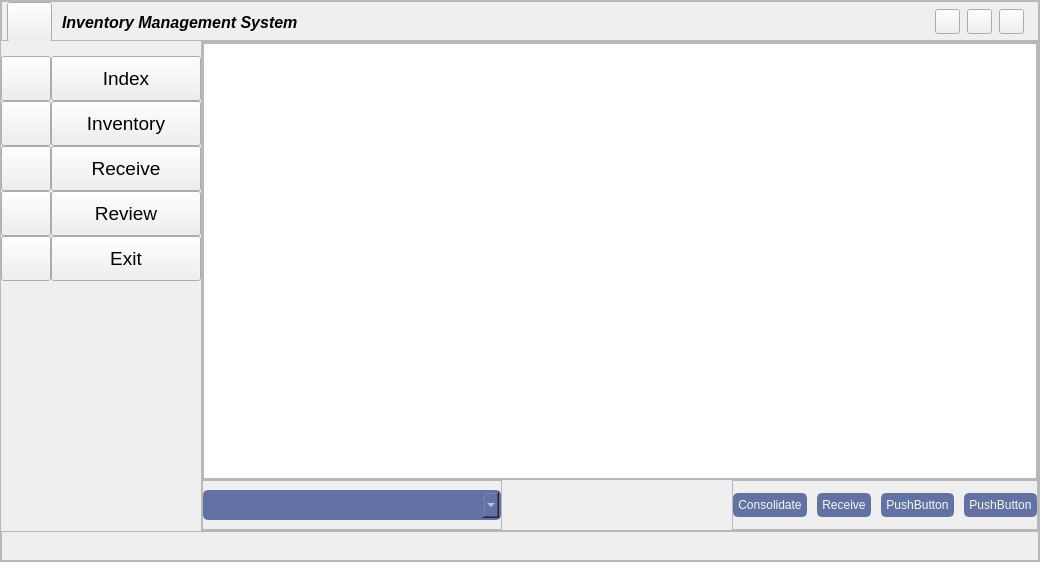
Old version of the form ui/app.ui in the repository bddipu/inventory.
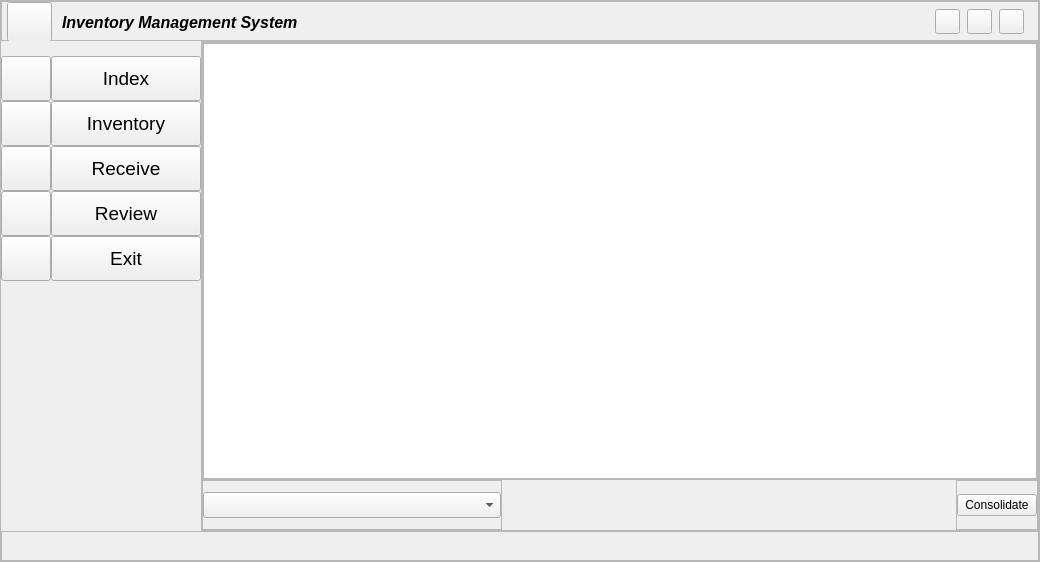
New version of the form. The open tabs and pages were chosen to show the change. Icons and pictures are not drawn.

What changed in the file:
```diff
--- a/ui/app.ui
+++ b/ui/app.ui
@@ -1334,58 +1334,7 @@
                           </size>
                          </property>
                          <property name="styleSheet">
-                          <string notr="true">/* /////////////////////////////////////////////////////////////////////////////////////////////////
-ComboBox */
-QComboBox{
-	background-color: #6272a4;
-	border-radius: 5px;
-	border: 2px solid #6272a4;
-	padding: 5px;
-	padding-left: 10px;
-    color: #f8f8f2;
-}
-QComboBox:hover{
-	border: 2px solid #7284b9;
-}
-QComboBox::drop-down {
-	subcontrol-origin: padding;
-	subcontrol-position: top right;
-	width: 25px; 
-	border-left-width: 3px;
-	border-left-color: #6272a4;
-	border-left-style: solid;
-	border-top-right-radius: 3px;
-	border-bottom-right-radius: 3px;	
-	background-image: url(:/icons/images/icons/cil-arrow-bottom.png);
-	background-position: center;
-	background-repeat: no-reperat;
- }
-QComboBox QAbstractItemView {
-	color: rgb(255, 121, 198);	
-	background-color: #6272a4;
-	padding: 10px;
-	selection-background-color: #6272a4;
-}
-
-/* /////////////////////////////////////////////////////////////////////////////////////////////////
-Button */
-QPushButton {
-	border: 2px solid #6272a4;
-	border-radius: 5px;	
-	background-color: #6272a4;
-    color: #f8f8f2;
-    font: 12pt &quot;Segoe UI&quot;;
-    padding: 3px;
-}
-QPushButton:hover {
-	background-color: #7082b6;
-	border: 2px solid #7082b6;
-}
-QPushButton:pressed {	
-	background-color: #546391;
-	border: 2px solid #ff79c6;
-}
-</string>
+                          <string notr="true"/>
                          </property>
                          <property name="frameShape">
                           <enum>QFrame::NoFrame</enum>
@@ -1446,7 +1395,13 @@
                               <number>0</number>
                              </property>
                              <item>
-                              <widget class="QComboBox" name="itemList_cmb"/>
+                              <widget class="QComboBox" name="itemList_cmb">
+                               <property name="font">
+                                <font>
+                                 <pointsize>11</pointsize>
+                                </font>
+                               </property>
+                              </widget>
                              </item>
                             </layout>
                            </widget>
@@ -1482,27 +1437,6 @@
                                </property>
                               </widget>
                              </item>
-                             <item>
-                              <widget class="QPushButton" name="pushButton">
-                               <property name="text">
-                                <string>Receive</string>
-                               </property>
-                              </widget>
-                             </item>
-                             <item>
-                              <widget class="QPushButton" name="pushButton_2">
-                               <property name="text">
-                                <string>PushButton</string>
-                               </property>
-                              </widget>
-                             </item>
-                             <item>
-                              <widget class="QPushButton" name="pushButton_3">
-                               <property name="text">
-                                <string>PushButton</string>
-                               </property>
-                              </widget>
-                             </item>
                             </layout>
                            </widget>
                           </item>
```
Left out of the diff: 26 changed lines with no effect on the pictures.
